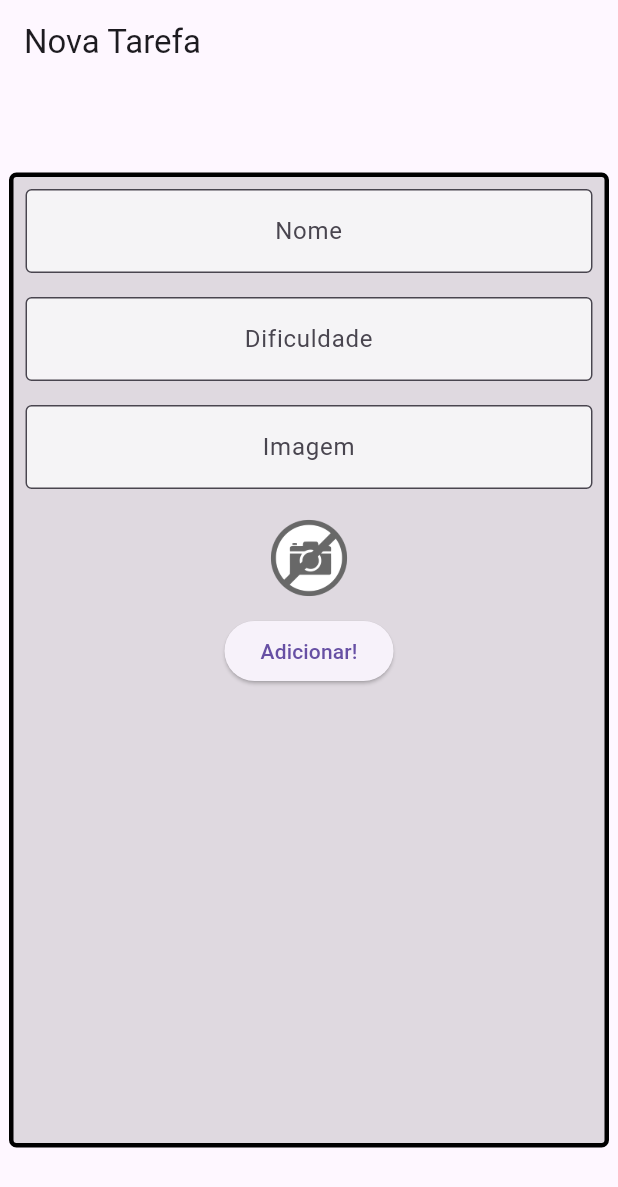
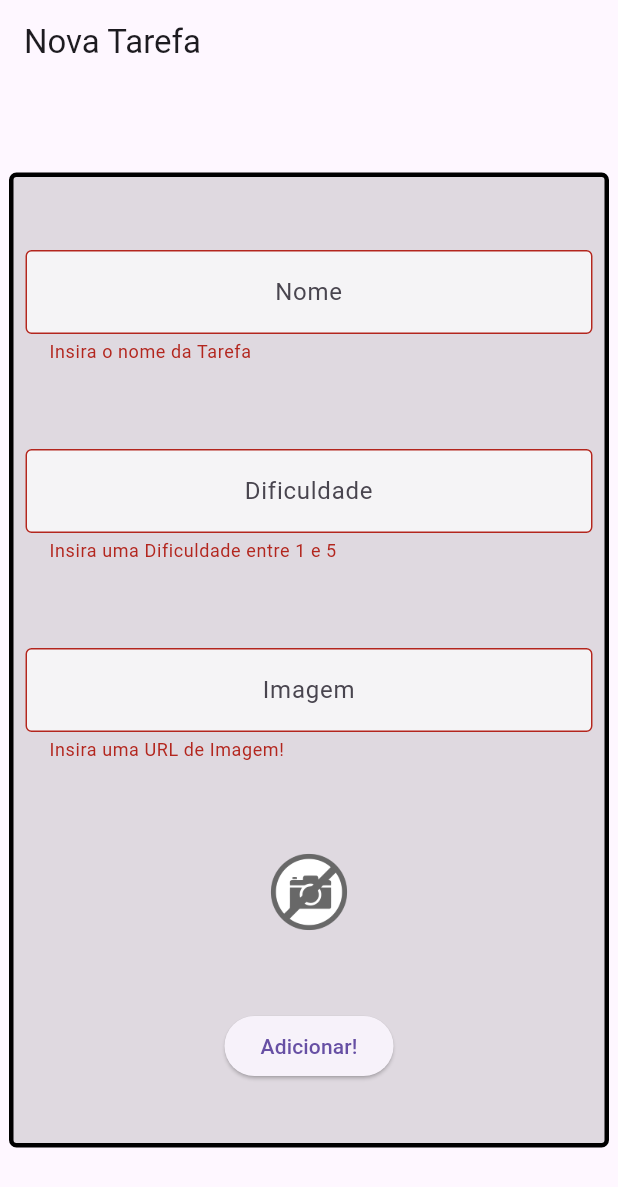
Before and after one commit to GilmarCz/task_manager, a Flutter app: the screen it shows after launch, after a tap on "Adicionar!", on a phone screen of 412 x 824 dp. Shown: the top 1187 px of the screen. Run offline on Flutter 3.47's test engine with Material 3 defaults, Android fonts, the phone set to English and light mode, and no system bars; network calls fail.

```diff
--- a/lib/screens/form_screen.dart
+++ b/lib/screens/form_screen.dart
@@ -12,13 +12,18 @@ class _FormScreenState extends State<FormScreen> {
   TextEditingController difficultyController = TextEditingController();
   TextEditingController imageController = TextEditingController();
 
+  final _formKey = GlobalKey<FormState>();
+
   @override
   Widget build(BuildContext context) {
-    return Scaffold(
+    return Form(
+      key: _formKey,
+      child: Scaffold(
         appBar: AppBar(
           title: const Text('Nova Tarefa'),
         ),
         body: Center(
+          child: SingleChildScrollView(
             child: Container(
               height: 650,
               width: 400,
@@ -27,13 +32,21 @@ class _FormScreenState extends State<FormScreen> {
                   borderRadius: BorderRadius.circular(05),
                   border: Border.all(width: 3)),
               child: Column(
+                mainAxisAlignment: MainAxisAlignment.spaceEvenly,
+                crossAxisAlignment: CrossAxisAlignment.center,
                 children: [
                   Padding(
                     padding: const EdgeInsets.all(8.0),
                     child: TextFormField(
+                      validator: (String? value){
+                        if(value != null && value.isEmpty){
+                          return 'Insira o nome da Tarefa';
+                        }
+                        return null;
+                      },
                       controller: nameController,
                       textAlign: TextAlign.center,
-                  decoration: InputDecoration(
+                      decoration: const InputDecoration(
                         border: OutlineInputBorder(),
                         hintText: 'Nome',
                         fillColor: Colors.white70,
@@ -44,9 +57,16 @@ class _FormScreenState extends State<FormScreen> {
                   Padding(
                     padding: const EdgeInsets.all(8.0),
                     child: TextFormField(
+                      validator: (value){
+                        if(value!.isEmpty || int.parse(value) > 5 || int.parse(value) < 1){
+                          return 'Insira uma Dificuldade entre 1 e 5';
+                        }
+                        return null;
+                      },
+                      keyboardType: TextInputType.number,
                       controller: difficultyController,
                       textAlign: TextAlign.center,
-                  decoration: InputDecoration(
+                      decoration: const InputDecoration(
                         border: OutlineInputBorder(),
                         hintText: 'Dificuldade',
                         fillColor: Colors.white70,
@@ -57,12 +77,19 @@ class _FormScreenState extends State<FormScreen> {
                   Padding(
                     padding: const EdgeInsets.all(8.0),
                     child: TextFormField(
+                      validator: (value){
+                        if(value!.isEmpty){
+                          return 'Insira uma URL de Imagem!';
+                        }
+                        return null;
+                      },
+                      keyboardType: TextInputType.url,
                       onChanged: (Text) {
                         setState(() {});
                       },
                       controller: imageController,
                       textAlign: TextAlign.center,
-                  decoration: InputDecoration(
+                      decoration: const InputDecoration(
                         border: OutlineInputBorder(),
                         hintText: 'Imagem',
                         fillColor: Colors.white70,
@@ -90,15 +117,20 @@ class _FormScreenState extends State<FormScreen> {
                           ),
                         )),
                   ),
+
                   ElevatedButton(
                     onPressed: () {
+                      if (_formKey.currentState!.validate()) {
                         print(nameController.text);
                         print(int.parse(difficultyController.text));
                         print(imageController.text);
+                      }
                     },
-                child: Text('Adicionar!'),
+                    child: const Text('Adicionar!'),
                   )
                 ],
+              ),
+            ),
           ),
         ),
       ),
```
Lines whose indentation alone changed are shown as unchanged.
